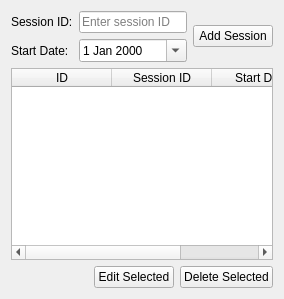
The window that session_tab.ui (prookyon/MonoObsLog) describes before a commit, drawn with Qt 5.
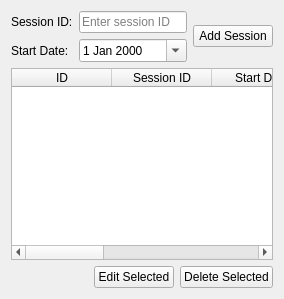
The same window after the commit.

Commit message: Added moon calculations

Diff of the .ui file:
```diff
--- a/session_tab.ui
+++ b/session_tab.ui
@@ -71,6 +71,21 @@
        <string>Start Date</string>
       </property>
      </column>
+     <column>
+      <property name="text">
+       <string>Moon Phase</string>
+      </property>
+     </column>
+     <column>
+      <property name="text">
+       <string>Moon RA</string>
+      </property>
+     </column>
+     <column>
+      <property name="text">
+       <string>Moon Dec</string>
+      </property>
+     </column>
     </widget>
    </item>
    <item>
```
The commit also changes 5 other files.
